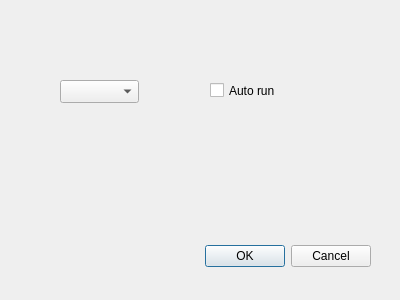
tigusoft-vm/cjdns-windows-updater, file gui/updater-gui/settings_window.ui: the form before one commit.
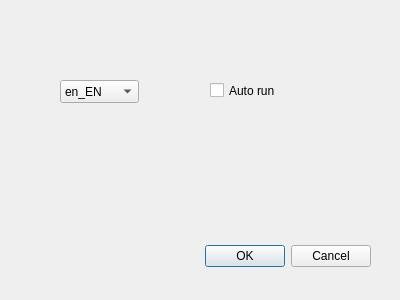
The form after the commit.

What changed in the file:
```diff
--- a/gui/updater-gui/settings_window.ui
+++ b/gui/updater-gui/settings_window.ui
@@ -38,6 +38,11 @@
      <height>23</height>
     </rect>
    </property>
+   <item>
+    <property name="text">
+     <string>en_EN</string>
+    </property>
+   </item>
   </widget>
   <widget class="QCheckBox" name="autorunCheckBox">
    <property name="geometry">
```
